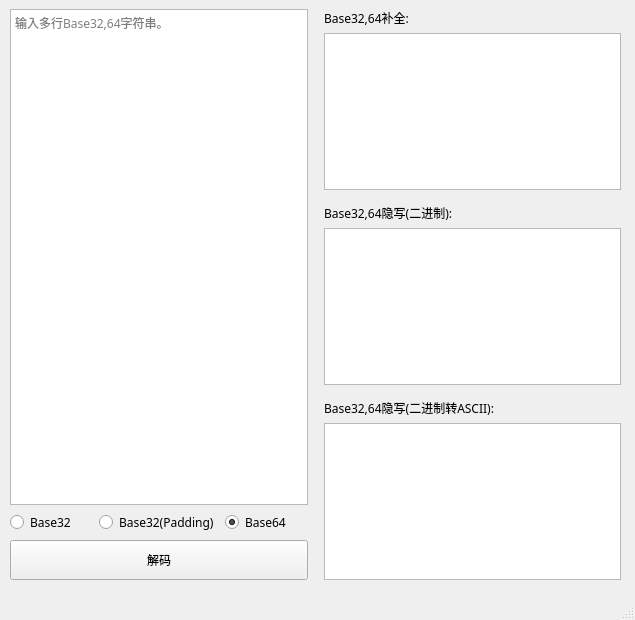
This is src/GUI/ui.ui in UP0916/Base-Tools as Qt 5 draws it before an edit. The edited form follows.
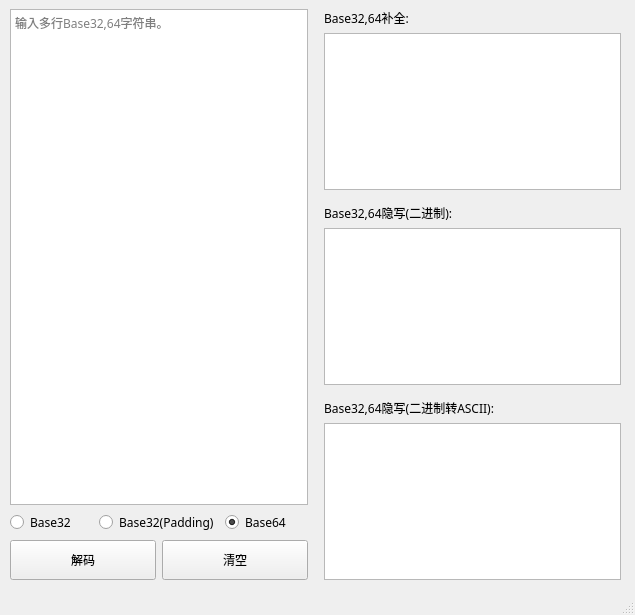
This is the edited form. Custom widgets are drawn as their Qt base class.

Commit message: 添加清空按钮

```diff
--- a/src/GUI/ui.ui
+++ b/src/GUI/ui.ui
@@ -7,7 +7,7 @@
     <x>0</x>
     <y>0</y>
     <width>635</width>
-    <height>620</height>
+    <height>615</height>
    </rect>
   </property>
   <property name="font">
@@ -37,7 +37,7 @@
        <item>
         <layout class="QHBoxLayout" name="horizontalLayout_7">
          <item>
-          <layout class="QVBoxLayout" name="verticalLayout_2" stretch="0,0">
+          <layout class="QVBoxLayout" name="verticalLayout_2" stretch="0,0,0">
            <item>
             <widget class="MyQPlanTextEdit" name="plainTextEdit">
              <property name="font">
@@ -80,6 +80,10 @@
                </item>
               </layout>
              </item>
+            </layout>
+           </item>
+           <item>
+            <layout class="QHBoxLayout" name="horizontalLayout_4">
              <item>
               <widget class="QPushButton" name="pushButton">
                <property name="sizePolicy">
@@ -99,6 +103,25 @@
                </property>
               </widget>
              </item>
+             <item>
+              <widget class="QPushButton" name="pushButton_2">
+               <property name="sizePolicy">
+                <sizepolicy hsizetype="Minimum" vsizetype="Fixed">
+                 <horstretch>0</horstretch>
+                 <verstretch>0</verstretch>
+                </sizepolicy>
+               </property>
+               <property name="minimumSize">
+                <size>
+                 <width>130</width>
+                 <height>40</height>
+                </size>
+               </property>
+               <property name="text">
+                <string>清空</string>
+               </property>
+              </widget>
+             </item>
             </layout>
            </item>
           </layout>
```
The commit also changes 2 other files.
